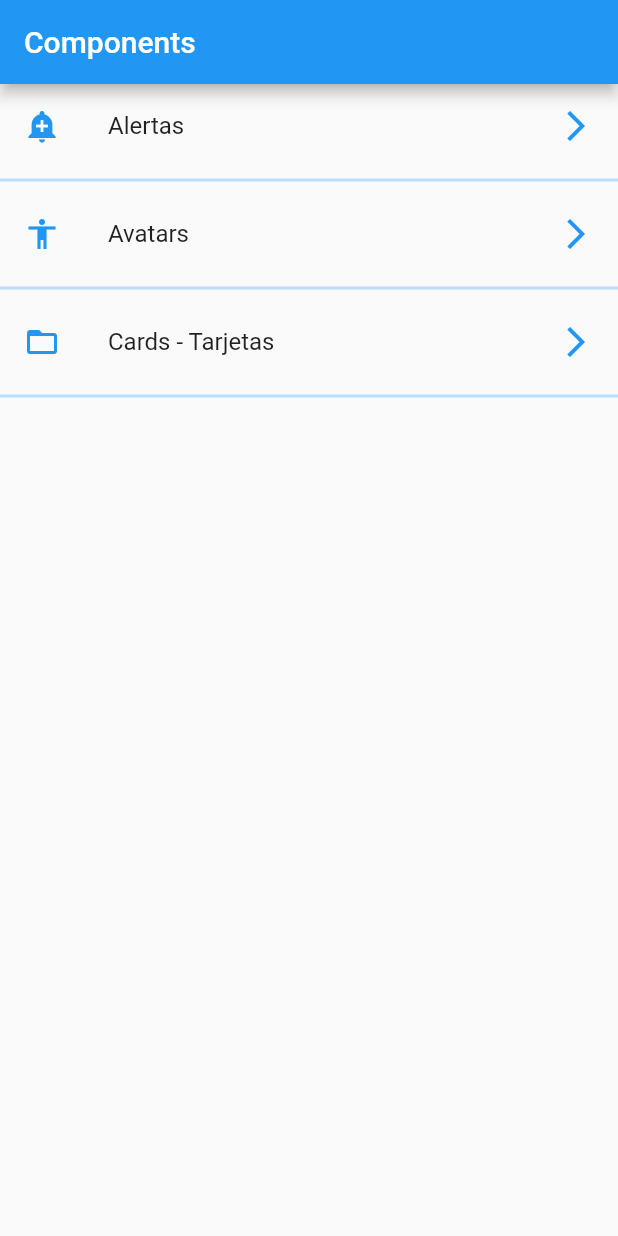
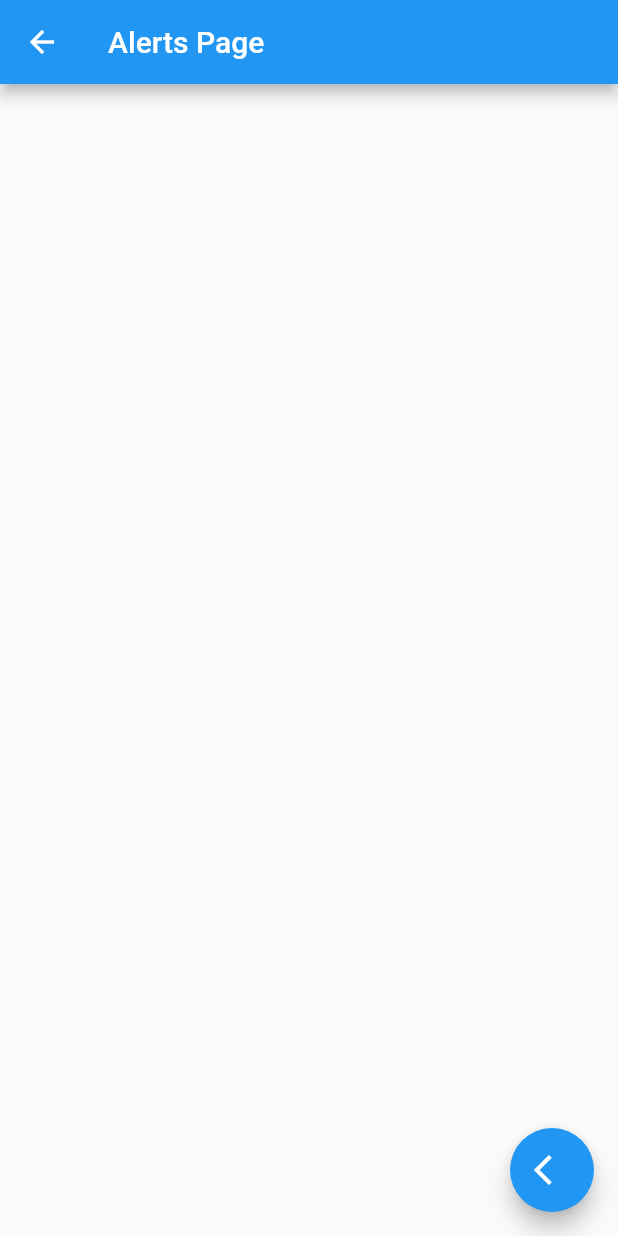
Before and after one commit to dtoledoz0207/flutter-components, a Flutter app: the screen it shows after launch, after a tap on "Alertas", on a phone screen of 412 x 824 dp. Run offline on Flutter 3.47's test engine with Material 2 defaults, Android fonts, the phone set to English and light mode, and no system bars.

Commit message:
create-alert-avatat-pages-and-navigate-to-alertPage

```diff
--- /dev/null
+++ b/lib/pages/alert_page.dart
@@ -0,0 +1,17 @@
+import 'package:flutter/material.dart';
+
+
+class AlertPage extends StatelessWidget {
+  @override
+  Widget build(BuildContext context) {
+    return Scaffold(
+      appBar: AppBar(title: Text('Alerts Page'),),
+      floatingActionButton: FloatingActionButton(
+        child: Icon(Icons.arrow_back_ios),
+        onPressed: () {
+          Navigator.pop(context);
+        }
+      ),
+    );
+  }
+}
--- a/lib/pages/home_page.dart
+++ b/lib/pages/home_page.dart
@@ -2,6 +2,7 @@ import 'package:flutter/material.dart';
 import 'package:components/providers/menu_provider.dart';
 import 'package:components/utils/icon_string_util.dart';
 
+import 'package:components/pages/alert_page.dart';
 
 class HomePage extends StatelessWidget {
   @override
@@ -20,16 +21,16 @@ class HomePage extends StatelessWidget {
 
     return FutureBuilder(
       future: menuProvider.loadData(),
-      // initialData: [],
+      initialData: [],
       builder: (context, AsyncSnapshot<List<dynamic>> snapshot) {
         return ListView(
-          children: _items(snapshot.data),
+          children: _items(snapshot.data, context),
         );
       },
     );
   }
 
-  List<Widget> _items(List<dynamic> data) {
+  List<Widget> _items(List<dynamic> data, BuildContext context) {
 
     final List<Widget> itemsWidgets = data.map((option) {
       return Column(
@@ -38,7 +39,12 @@ class HomePage extends StatelessWidget {
             leading: getIcon(option['icon']),
             title: Text(option['texto']),
             trailing: Icon(Icons.arrow_forward_ios, color: Colors.blue,),
-            onTap: () {},
+            onTap: () {
+
+              final route = MaterialPageRoute(builder: (context) => AlertPage());
+
+              Navigator.push(context, route);
+            },
           ),
           Divider(
             thickness: 2.0,
```
Also changed, not shown: lib/pages/avatar_page.dart (added, +12 -0 lines).
